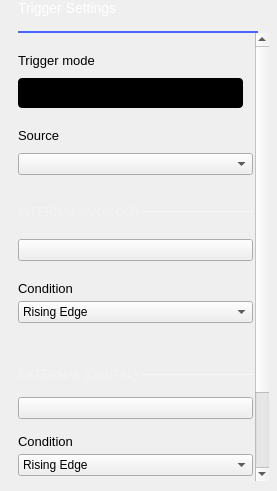
This is ui/trigger_settings.ui in analogdevicesinc/scopy as Qt 5 draws it before an edit. The edited form follows.
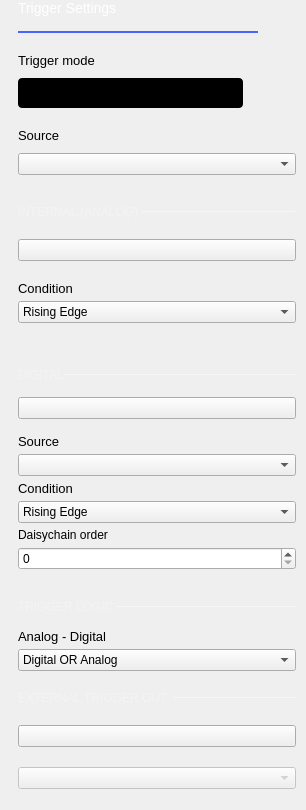
This is the edited form. Custom widgets are drawn as their Qt base class.

Commit message: Implement external trigger out and cross-instrument triggering

```diff
--- a/ui/trigger_settings.ui
+++ b/ui/trigger_settings.ui
@@ -6,8 +6,8 @@
    <rect>
     <x>0</x>
     <y>0</y>
-    <width>277</width>
-    <height>491</height>
+    <width>306</width>
+    <height>810</height>
    </rect>
   </property>
   <property name="sizePolicy">
@@ -114,8 +114,8 @@
        <rect>
         <x>0</x>
         <y>0</y>
-        <width>251</width>
-        <height>637</height>
+        <width>266</width>
+        <height>828</height>
        </rect>
       </property>
       <layout class="QVBoxLayout" name="verticalLayout_4">
@@ -519,7 +519,7 @@
         }</string>
              </property>
              <property name="text">
-              <string>EXTERNAL (DIGITAL) </string>
+              <string>DIGITAL</string>
              </property>
             </widget>
            </item>
@@ -575,6 +575,19 @@
             <property name="bottomMargin">
              <number>0</number>
             </property>
+            <item>
+             <widget class="QLabel" name="label_6">
+              <property name="styleSheet">
+               <string notr="true">font-size: 13px;</string>
+              </property>
+              <property name="text">
+               <string>Source</string>
+              </property>
+             </widget>
+            </item>
+            <item>
+             <widget class="QComboBox" name="cmb_extern_src"/>
+            </item>
             <item>
              <widget class="QLabel" name="lbl_extern_condition">
               <property name="sizePolicy">
@@ -629,19 +642,51 @@
               </item>
              </widget>
             </item>
+            <item>
+             <widget class="QLabel" name="label_7">
+              <property name="text">
+               <string>Daisychain order</string>
+              </property>
+             </widget>
+            </item>
+            <item>
+             <widget class="QSpinBox" name="spin_daisyChain"/>
+            </item>
            </layout>
           </widget>
          </item>
         </layout>
        </item>
        <item>
+        <widget class="QWidget" name="trigger_logic_controls" native="true">
+         <property name="minimumSize">
+          <size>
+           <width>0</width>
+           <height>0</height>
+          </size>
+         </property>
+         <property name="maximumSize">
+          <size>
+           <width>16777215</width>
+           <height>16777215</height>
+          </size>
+         </property>
         <layout class="QVBoxLayout" name="verticalLayout_7">
          <property name="spacing">
           <number>15</number>
          </property>
+          <property name="leftMargin">
+           <number>0</number>
+          </property>
          <property name="topMargin">
           <number>0</number>
          </property>
+          <property name="rightMargin">
+           <number>0</number>
+          </property>
+          <property name="bottomMargin">
+           <number>0</number>
+          </property>
          <item>
           <layout class="QHBoxLayout" name="horizontalLayout_6">
            <property name="spacing">
@@ -763,6 +808,103 @@
           </layout>
          </item>
         </layout>
+        </widget>
+       </item>
+       <item>
+        <layout class="QVBoxLayout" name="verticalLayout_10">
+         <property name="topMargin">
+          <number>0</number>
+         </property>
+         <item>
+          <layout class="QHBoxLayout" name="horizontalLayout_2">
+           <property name="spacing">
+            <number>5</number>
+           </property>
+           <property name="bottomMargin">
+            <number>0</number>
+           </property>
+           <item>
+            <widget class="QLabel" name="label_5">
+             <property name="styleSheet">
+              <string notr="true">QLabel {
+                font-size: 12px;
+                color: rgba(255, 255, 255, 70);
+        }</string>
+             </property>
+             <property name="text">
+              <string>EXTERNAL TRIGGER OUT</string>
+             </property>
+            </widget>
+           </item>
+           <item>
+            <widget class="Line" name="line_4">
+             <property name="minimumSize">
+              <size>
+               <width>0</width>
+               <height>1</height>
+              </size>
+             </property>
+             <property name="maximumSize">
+              <size>
+               <width>16777215</width>
+               <height>1</height>
+              </size>
+             </property>
+             <property name="styleSheet">
+              <string notr="true">border: 1px solid rgba(255, 255, 255, 70);</string>
+             </property>
+             <property name="frameShadow">
+              <enum>QFrame::Sunken</enum>
+             </property>
+             <property name="orientation">
+              <enum>Qt::Horizontal</enum>
+             </property>
+            </widget>
+           </item>
+          </layout>
+         </item>
+         <item>
+          <widget class="adiscope::CustomSwitch" name="extern_to_en">
+           <property name="text">
+            <string/>
+           </property>
+          </widget>
+         </item>
+         <item>
+          <widget class="QWidget" name="external_to_controls" native="true">
+           <property name="minimumSize">
+            <size>
+             <width>0</width>
+             <height>0</height>
+            </size>
+           </property>
+           <layout class="QHBoxLayout" name="horizontalLayout_3">
+            <property name="spacing">
+             <number>0</number>
+            </property>
+            <property name="leftMargin">
+             <number>0</number>
+            </property>
+            <property name="topMargin">
+             <number>0</number>
+            </property>
+            <property name="rightMargin">
+             <number>0</number>
+            </property>
+            <property name="bottomMargin">
+             <number>0</number>
+            </property>
+            <item>
+             <widget class="QComboBox" name="cmb_extern_to_src">
+              <property name="enabled">
+               <bool>false</bool>
+              </property>
+             </widget>
+            </item>
+           </layout>
+          </widget>
+         </item>
+        </layout>
        </item>
        <item>
         <spacer name="verticalSpacer_3">
```
Left out of the diff: 2 changed lines with no effect on the pictures. Lines whose indentation alone changed are shown as unchanged. The commit also changes 7 other files.
